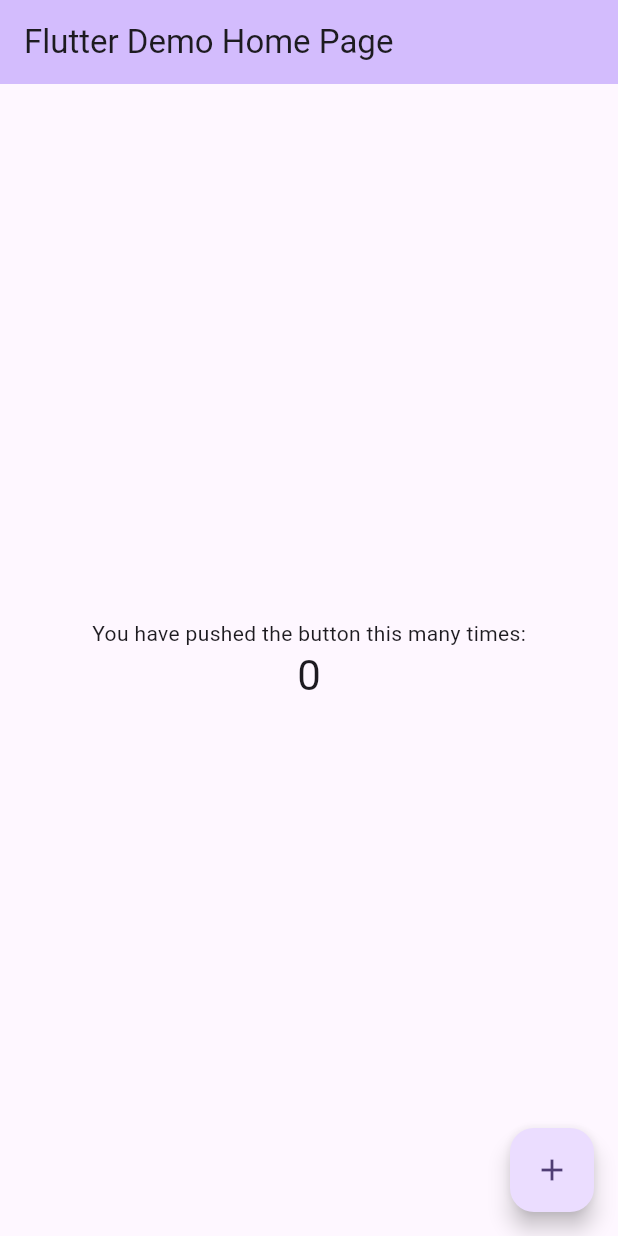
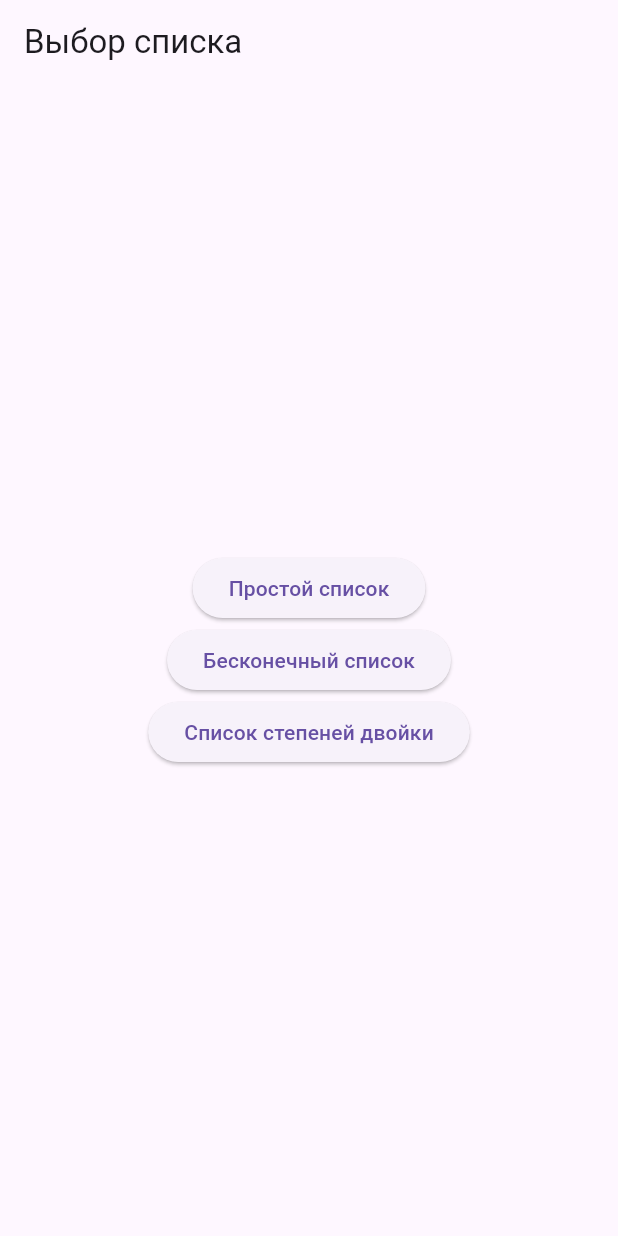
Before and after one commit to Galactus228/IT2202-Goloperov, a Flutter app: the screen it shows after launch, on a phone screen of 412 x 824 dp. Run offline on Flutter 3.47's test engine with Material 3 defaults, Android fonts, the phone set to English and light mode, and no system bars.

Commit message:
add: code for main

```diff
--- a/lab5/lab5_mobile/lib/main.dart
+++ b/lab5/lab5_mobile/lib/main.dart
@@ -1,4 +1,7 @@
 import 'package:flutter/material.dart';
+import 'simple_list.dart';
+import 'infinity_list.dart';
+import 'infinity_math_list.dart';
 
 void main() {
   runApp(const MyApp());
@@ -7,116 +10,59 @@ void main() {
 class MyApp extends StatelessWidget {
   const MyApp({super.key});
 
-  // This widget is the root of your application.
   @override
   Widget build(BuildContext context) {
     return MaterialApp(
-      title: 'Flutter Demo',
+      title: 'Flutter Lists',
       theme: ThemeData(
-        // This is the theme of your application.
-        //
-        // TRY THIS: Try running your application with "flutter run". You'll see
-        // the application has a purple toolbar. Then, without quitting the app,
-        // try changing the seedColor in the colorScheme below to Colors.green
-        // and then invoke "hot reload" (save your changes or press the "hot
-        // reload" button in a Flutter-supported IDE, or press "r" if you used
-        // the command line to start the app).
-        //
-        // Notice that the counter didn't reset back to zero; the application
-        // state is not lost during the reload. To reset the state, use hot
-        // restart instead.
-        //
-        // This works for code too, not just values: Most code changes can be
-        // tested with just a hot reload.
-        colorScheme: ColorScheme.fromSeed(seedColor: Colors.deepPurple),
+        primarySwatch: Colors.green,
       ),
-      home: const MyHomePage(title: 'Flutter Demo Home Page'),
+      home: const HomeScreen(),
     );
   }
 }
 
-class MyHomePage extends StatefulWidget {
-  const MyHomePage({super.key, required this.title});
-
-  // This widget is the home page of your application. It is stateful, meaning
-  // that it has a State object (defined below) that contains fields that affect
-  // how it looks.
-
-  // This class is the configuration for the state. It holds the values (in this
-  // case the title) provided by the parent (in this case the App widget) and
-  // used by the build method of the State. Fields in a Widget subclass are
-  // always marked "final".
-
-  final String title;
-
-  @override
-  State<MyHomePage> createState() => _MyHomePageState();
-}
-
-class _MyHomePageState extends State<MyHomePage> {
-  int _counter = 0;
-
-  void _incrementCounter() {
-    setState(() {
-      // This call to setState tells the Flutter framework that something has
-      // changed in this State, which causes it to rerun the build method below
-      // so that the display can reflect the updated values. If we changed
-      // _counter without calling setState(), then the build method would not be
-      // called again, and so nothing would appear to happen.
-      _counter++;
-    });
-  }
+class HomeScreen extends StatelessWidget {
+  const HomeScreen({super.key});
 
   @override
   Widget build(BuildContext context) {
-    // This method is rerun every time setState is called, for instance as done
-    // by the _incrementCounter method above.
-    //
-    // The Flutter framework has been optimized to make rerunning build methods
-    // fast, so that you can just rebuild anything that needs updating rather
-    // than having to individually change instances of widgets.
     return Scaffold(
-      appBar: AppBar(
-        // TRY THIS: Try changing the color here to a specific color (to
-        // Colors.amber, perhaps?) and trigger a hot reload to see the AppBar
-        // change color while the other colors stay the same.
-        backgroundColor: Theme.of(context).colorScheme.inversePrimary,
-        // Here we take the value from the MyHomePage object that was created by
-        // the App.build method, and use it to set our appbar title.
-        title: Text(widget.title),
-      ),
+      appBar: AppBar(title: const Text('Выбор списка')),
       body: Center(
-        // Center is a layout widget. It takes a single child and positions it
-        // in the middle of the parent.
         child: Column(
-          // Column is also a layout widget. It takes a list of children and
-          // arranges them vertically. By default, it sizes itself to fit its
-          // children horizontally, and tries to be as tall as its parent.
-          //
-          // Column has various properties to control how it sizes itself and
-          // how it positions its children. Here we use mainAxisAlignment to
-          // center the children vertically; the main axis here is the vertical
-          // axis because Columns are vertical (the cross axis would be
-          // horizontal).
-          //
-          // TRY THIS: Invoke "debug painting" (choose the "Toggle Debug Paint"
-          // action in the IDE, or press "p" in the console), to see the
-          // wireframe for each widget.
           mainAxisAlignment: MainAxisAlignment.center,
-          children: <Widget>[
-            const Text('You have pushed the button this many times:'),
-            Text(
-              '$_counter',
-              style: Theme.of(context).textTheme.headlineMedium,
+          children: [
+            ElevatedButton(
+              onPressed: () {
+                Navigator.push(
+                  context,
+                  MaterialPageRoute(builder: (context) => const SimpleList()),
+                );
+              },
+              child: const Text('Простой список'),
+            ),
+            ElevatedButton(
+              onPressed: () {
+                Navigator.push(
+                  context,
+                  MaterialPageRoute(builder: (context) => const InfinityList()),
+                );
+              },
+              child: const Text('Бесконечный список'),
+            ),
+            ElevatedButton(
+              onPressed: () {
+                Navigator.push(
+                  context,
+                  MaterialPageRoute(builder: (context) => const InfinityMathList()),
+                );
+              },
+              child: const Text('Список степеней двойки'),
             ),
           ],
         ),
       ),
-      floatingActionButton: FloatingActionButton(
-        onPressed: _incrementCounter,
-        tooltip: 'Increment',
-        child: const Icon(Icons.add),
-      ), // This trailing comma makes auto-formatting nicer for build methods.
     );
   }
 }
```
